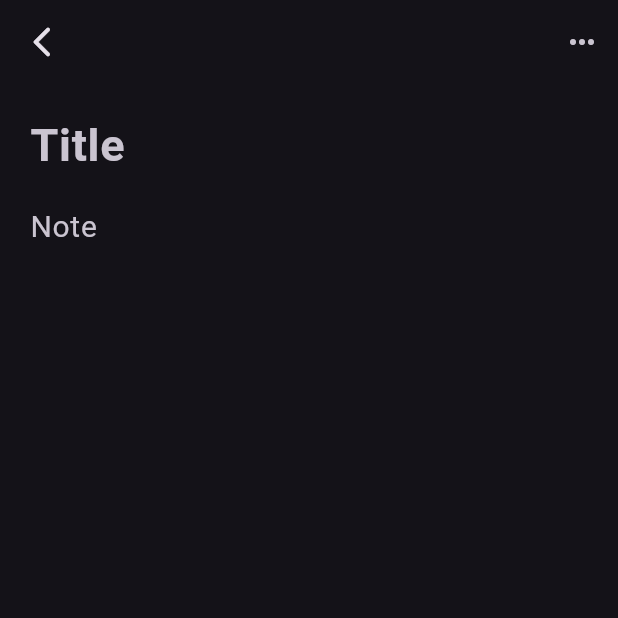
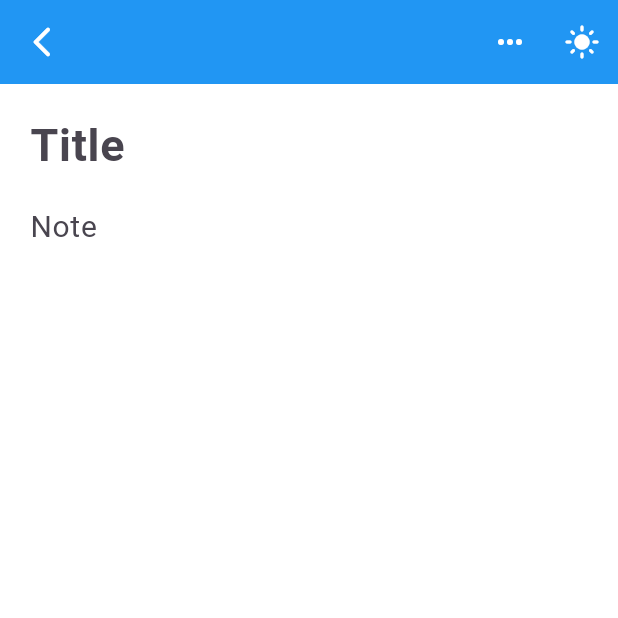
Before and after one commit to MLSAKIIT/NoteMind, a Flutter app: the ProfilePage screen opened directly, after a tap on the "arrow back ios new" icon, after a tap on the "add" icon, on a phone screen of 412 x 824 dp, the top half of it. Run offline on Flutter 3.47's test engine with Material 3 defaults, Android fonts, the light colour scheme and no system bars; our stand-ins replace image_picker; network calls fail.

Commit message:
adding light mode toggle

```diff
--- /dev/null
+++ b/lib/providers/theme_provider.dart
@@ -0,0 +1,15 @@
+import 'package:flutter/material.dart';
+
+class ThemeProvider extends ChangeNotifier {
+  bool _isLightTheme = true;
+
+  bool get isLightTheme => _isLightTheme;
+
+  ThemeMode get currentTheme =>
+      _isLightTheme ? ThemeMode.light : ThemeMode.dark;
+
+  void toggleTheme() {
+    _isLightTheme = !_isLightTheme;
+    notifyListeners();
+  }
+}
--- /dev/null
+++ b/lib/theme.dart
@@ -0,0 +1,21 @@
+import 'package:flutter/material.dart';
+
+final ThemeData lightTheme = ThemeData(
+  primaryColor: Colors.blue,
+  scaffoldBackgroundColor: Colors.white,
+  brightness: Brightness.light,
+  appBarTheme: AppBarTheme(
+    color: Colors.blue,
+    iconTheme: IconThemeData(color: Colors.white),
+  ),
+);
+
+final ThemeData darkTheme = ThemeData(
+  primaryColor: Colors.black,
+  scaffoldBackgroundColor: Colors.grey[900],
+  brightness: Brightness.dark,
+  appBarTheme: AppBarTheme(
+    color: Colors.black,
+    iconTheme: IconThemeData(color: Colors.white),
+  ),
+);
--- a/lib/views/homePage.dart
+++ b/lib/views/homePage.dart
@@ -1,8 +1,10 @@
 import 'package:flutter/material.dart';
+import 'package:hacktoberxmlsa_app/providers/theme_provider.dart';
 import 'package:hacktoberxmlsa_app/services/colors.dart';
 import 'package:hacktoberxmlsa_app/views/noteCard.dart';
 import 'package:hacktoberxmlsa_app/views/notePage.dart';
 import 'package:hacktoberxmlsa_app/views/profile.dart';
+import 'package:provider/provider.dart';
 
 class HomePage extends StatefulWidget {
   const HomePage({super.key});
@@ -37,18 +39,32 @@ class _HomePageState extends State<HomePage> {
               ),
               GestureDetector(
                 onTap: () {
-                  Navigator.pushReplacement(context, MaterialPageRoute(builder: (context) {
+                  Navigator.pushReplacement(context,
+                      MaterialPageRoute(builder: (context) {
                     return ProfilePage();
                   }));
                 },
                 child: CircleAvatar(
-                  foregroundImage: NetworkImage('https://encrypted-tbn0.gstatic.com/images?q=tbn:ANd9GcRnDNmpgYnTP4ELmIob69uKE1O0Rbrotna00g&s'),
+                  foregroundImage: NetworkImage(
+                      'https://encrypted-tbn0.gstatic.com/images?q=tbn:ANd9GcRnDNmpgYnTP4ELmIob69uKE1O0Rbrotna00g&s'),
                   radius: screenWidth * 0.05,
                 ),
               ),
             ],
           ),
         ),
+        actions: [
+          IconButton(
+            icon: Icon(
+              Provider.of<ThemeProvider>(context).isLightTheme
+                  ? Icons.light_mode
+                  : Icons.dark_mode,
+            ),
+            onPressed: () {
+              Provider.of<ThemeProvider>(context, listen: false).toggleTheme();
+            },
+          ),
+        ],
       ),
       body: Stack(
         children: [
@@ -68,7 +84,8 @@ class _HomePageState extends State<HomePage> {
                   },
                   decoration: InputDecoration(
                       filled: false,
-                      contentPadding: EdgeInsets.symmetric(vertical: 10, horizontal: 20),
+                      contentPadding:
+                          EdgeInsets.symmetric(vertical: 10, horizontal: 20),
                       labelStyle: TextStyle(
                         color: Colors.white,
                       ),
@@ -78,7 +95,9 @@ class _HomePageState extends State<HomePage> {
                         borderSide: BorderSide(width: 2, color: purple),
                       ),
                       hintText: 'Search your notes here',
-                      hintStyle: TextStyle(color: Colors.white60, fontWeight: FontWeight.normal)),
+                      hintStyle: TextStyle(
+                          color: Colors.white60,
+                          fontWeight: FontWeight.normal)),
                 ),
                 SizedBox(
                   height: screenHeight * 0.02,
@@ -102,14 +121,16 @@ class _HomePageState extends State<HomePage> {
                         padding: const EdgeInsets.all(8.0),
                         child: NoteCard(
                             noteTitle: 'Note ${index + 1}',
-                            noteContent: 'This is the content of note ${index + 1}',
+                            noteContent:
+                                'This is the content of note ${index + 1}',
                             onTap: () {
                               Navigator.push(
                                   context,
                                   MaterialPageRoute(
                                       builder: (context) => NotePage(
                                             title: 'Note ${index + 1}',
-                                            content: 'This is the content of note ${index + 1}',
+                                            content:
+                                                'This is the content of note ${index + 1}',
                                           )));
                             }),
                       );
@@ -141,11 +162,13 @@ class _HomePageState extends State<HomePage> {
                               MaterialPageRoute(
                                   builder: (context) => NotePage(
                                         title: 'Note ${index + 1}',
-                                        content: 'This is the content of note ${index + 1}',
+                                        content:
+                                            'This is the content of note ${index + 1}',
                                       )));
                         },
                         noteTitle: 'Quick Note ${index + 1}',
-                        noteContent: 'This is a quick note. Content preview for note ${index + 1}.',
+                        noteContent:
+                            'This is a quick note. Content preview for note ${index + 1}.',
                       );
                     },
                   ),
@@ -169,7 +192,8 @@ class _HomePageState extends State<HomePage> {
               right: screenWidth * 0.05,
               child: FloatingActionButton(
                 onPressed: () {
-                  Navigator.push(context, MaterialPageRoute(builder: (context) => NotePage()));
+                  Navigator.push(context,
+                      MaterialPageRoute(builder: (context) => NotePage()));
                 },
                 child: Icon(Icons.add),
                 backgroundColor: purple,
--- a/lib/views/notePage.dart
+++ b/lib/views/notePage.dart
@@ -1,9 +1,10 @@
 import 'package:flutter/material.dart';
+import 'package:hacktoberxmlsa_app/providers/theme_provider.dart';
 import 'package:hacktoberxmlsa_app/views/homePage.dart';
 import 'package:hacktoberxmlsa_app/views/intivePopPage.dart';
+import 'package:provider/provider.dart';
 
 class NotePage extends StatefulWidget {
-
   final String? title;
   final String? content;
 
@@ -14,13 +15,12 @@ class NotePage extends StatefulWidget {
 }
 
 class _NotePageState extends State<NotePage> {
-
   late TextEditingController titleController;
   late TextEditingController contentController;
 
   FocusNode noteFocus = FocusNode();
 
-   @override
+  @override
   void initState() {
     super.initState();
     titleController = TextEditingController(text: widget.title ?? '');
@@ -44,8 +44,17 @@ class _NotePageState extends State<NotePage> {
             },
             icon: const Icon(Icons.more_horiz_rounded),
           ),
+          IconButton(
+            icon: Icon(
+              Provider.of<ThemeProvider>(context).isLightTheme
+                  ? Icons.light_mode
+                  : Icons.dark_mode,
+            ),
+            onPressed: () {
+              Provider.of<ThemeProvider>(context, listen: false).toggleTheme();
+            },
+          ),
         ],
-
       ),
       body: SafeArea(
         child: Padding(
@@ -57,27 +66,19 @@ class _NotePageState extends State<NotePage> {
             children: [
               TextField(
                 controller: titleController,
-                style: const TextStyle(
-                  fontSize: 30,
-                  fontWeight: FontWeight.bold
-                ),
+                style:
+                    const TextStyle(fontSize: 30, fontWeight: FontWeight.bold),
                 decoration: const InputDecoration(
-                  hintText: "Title",
-                  border: InputBorder.none
-                ),
+                    hintText: "Title", border: InputBorder.none),
               ),
               Expanded(
                 child: TextField(
                   controller: contentController,
                   focusNode: noteFocus,
                   maxLines: null,
-                  style: const TextStyle(
-                    fontSize: 20
-                  ),
+                  style: const TextStyle(fontSize: 20),
                   decoration: const InputDecoration(
-                    hintText: "Note",
-                    border: InputBorder.none
-                  ),
+                      hintText: "Note", border: InputBorder.none),
                 ),
               ),
             ],
--- a/lib/views/profile.dart
+++ b/lib/views/profile.dart
@@ -1,5 +1,6 @@
 import 'dart:io';
 import 'package:flutter/material.dart';
+import 'package:hacktoberxmlsa_app/providers/theme_provider.dart';
 import 'package:hacktoberxmlsa_app/providers/userProfile.dart';
 import 'package:hacktoberxmlsa_app/services/colors.dart';
 import 'package:hacktoberxmlsa_app/utils/auth_utils.dart';
@@ -82,8 +83,14 @@ class _ProfilePageState extends State<ProfilePage> {
         ),
         actions: [
           IconButton(
-            onPressed: () {},
-            icon: const Icon(Icons.light_mode),
+            onPressed: () {
+              Provider.of<ThemeProvider>(context, listen: false).toggleTheme();
+            },
+            icon: Icon(
+              Provider.of<ThemeProvider>(context).isLightTheme
+                  ? Icons.light_mode
+                  : Icons.dark_mode,
+            ),
           ),
         ],
       ),
```
Also changed, not shown: lib/main.dart (+8 -5 lines).
